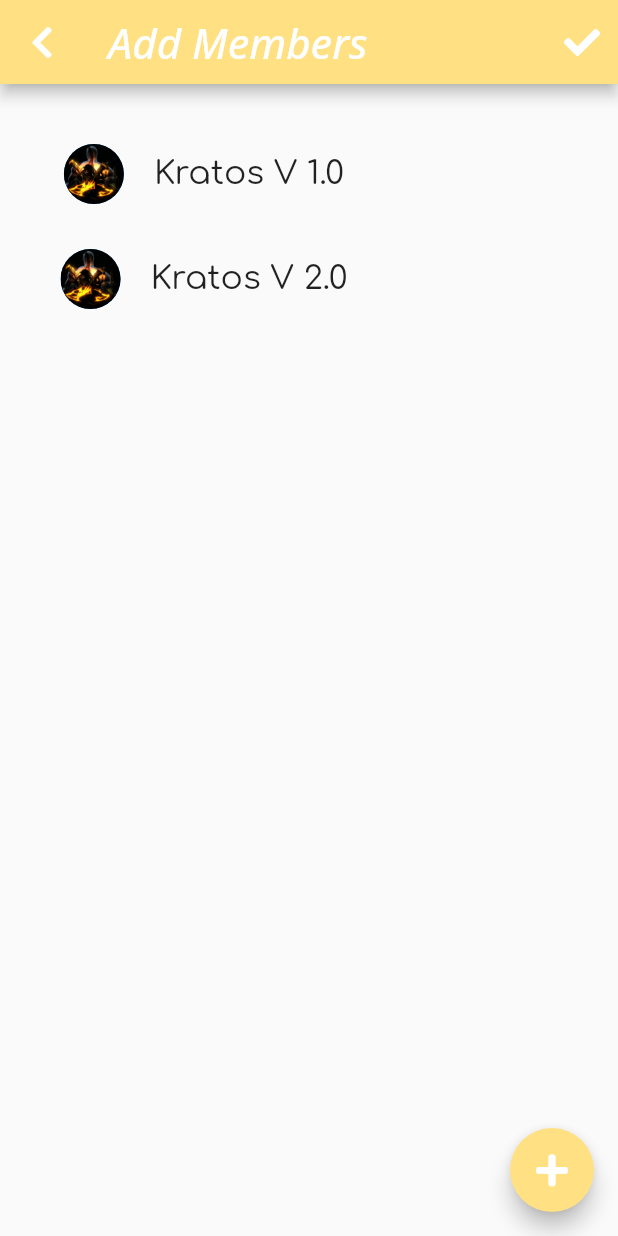
After one commit to ompatel11/planner, a Flutter app: the AddMembers screen opened by its route, on a phone screen of 412 x 824 dp. The commit adds this screen. Run offline on Flutter 3.47's test engine with Material 2 defaults, Android fonts, the phone set to English and light mode, and no system bars; our stand-ins replace flutter_svg, font_awesome_flutter, google_fonts, percent_indicator, table_calendar.

Commit message:
Added Add members Screen.

```diff
--- /dev/null
+++ b/planner/lib/Screens/addmembers.dart
@@ -0,0 +1,72 @@
+import 'package:flutter/material.dart';
+import 'package:font_awesome_flutter/font_awesome_flutter.dart';
+import 'package:google_fonts/google_fonts.dart';
+import 'package:planner/Constants/constants.dart';
+
+class AddMembers extends StatefulWidget {
+  @override
+  _AddMembersState createState() => _AddMembersState();
+}
+
+class _AddMembersState extends State<AddMembers> {
+  @override
+  Widget build(BuildContext context) {
+    return Scaffold(
+      floatingActionButton: FloatingActionButton(backgroundColor:blueThemeColor,child: IconButton(icon: FaIcon(FontAwesomeIcons.plus),onPressed: (){}),),
+      appBar: AppBar(
+        backgroundColor: blueThemeColor,
+        actions: <Widget>[
+          IconButton(icon: FaIcon(FontAwesomeIcons.check),color: Colors.white,onPressed: (){},)
+        ],
+        leading: IconButton(icon: FaIcon(FontAwesomeIcons.chevronLeft),onPressed: (){Navigator.popAndPushNamed(context, '/yearlyschedule');},) ,
+        title: Text("Add Members",
+        style: GoogleFonts.openSans(
+          fontSize: 28,
+          fontWeight: FontWeight.w500,
+          color: Colors.white,
+          fontStyle: FontStyle.italic
+          ),),
+      ),
+      body: Container(
+        child: Column(
+          children: <Widget>[
+            SizedBox(height: 40),
+                  Row(
+                    crossAxisAlignment: CrossAxisAlignment.center,
+                    mainAxisAlignment: MainAxisAlignment.center,
+                      children: <Widget>[
+                        CircleAvatar(backgroundImage: ExactAssetImage('assets/k.jpg'),
+                        minRadius: 18,
+                        maxRadius: 20,
+                       ),
+                       SizedBox(width: 20),
+                        Text("Kratos V 1.0",
+                        style: GoogleFonts.comfortaa(
+                          fontSize: 22,
+                        ),),
+                        SizedBox(width: 140.0,),
+                      ],
+                    ),
+                    SizedBox(height: 30),
+                    Row(
+                    crossAxisAlignment: CrossAxisAlignment.center,
+                    mainAxisAlignment: MainAxisAlignment.center,
+                      children: <Widget>[
+                        CircleAvatar(backgroundImage: ExactAssetImage('assets/k.jpg'),
+                        minRadius: 18,
+                        maxRadius: 20,
+                       ),
+                       SizedBox(width: 20),
+                        Text("Kratos V 2.0",
+                        style: GoogleFonts.comfortaa(
+                          fontSize: 22,
+                        ),),
+                        SizedBox(width: 140.0,),
+                      ],
+                    ),
+          ],
+        ),
+      ),
+    );
+  }
+}
--- a/planner/lib/Screens/home.dart
+++ b/planner/lib/Screens/home.dart
@@ -72,7 +72,7 @@ class _HomepageState extends State<Homepage> {
             ),
           ),
           Padding(
-            padding:  EdgeInsets.only(top: h * 0.32),
+            padding:  EdgeInsets.only(top: h * 0.3),
             child: SingleChildScrollView(
               child: Column(
               children: [
--- a/planner/lib/Screens/yearlyschedules.dart
+++ b/planner/lib/Screens/yearlyschedules.dart
@@ -36,7 +36,7 @@ void _onDaySelected(DateTime day, List events) {
       appBar: AppBar(
         backgroundColor: blueThemeColor,
         actions: <Widget>[
-          IconButton(icon: FaIcon(FontAwesomeIcons.check),color: Colors.white,onPressed: (){},)
+          IconButton(icon: FaIcon(FontAwesomeIcons.check),color: Colors.white,onPressed: (){Navigator.popAndPushNamed(context, '/addmembers');},)
         ],
         leading: IconButton(icon: FaIcon(FontAwesomeIcons.chevronLeft),onPressed: (){Navigator.popAndPushNamed(context, '/addschedule');},) ,
         title: Text("Yearly Schedules",
--- a/planner/lib/main.dart
+++ b/planner/lib/main.dart
@@ -1,4 +1,5 @@
 import 'package:flutter/material.dart';
+import 'package:planner/Screens/addmembers.dart';
 import 'package:planner/Screens/app.dart';
 import 'package:planner/Screens/createshedule.dart';
 import 'package:planner/Screens/home.dart';
@@ -26,6 +27,7 @@ class MyApp extends StatelessWidget {
         '/schedulesscreen':(context) => Schedulesscreen(),
         '/yearlyschedule':(context) => YearlySchedule(),
         '/addschedule':(context)=> AddSchedule(),
+        '/addmembers':(context) => AddMembers(),
       },
       home: Wrapper(),
     );
```
